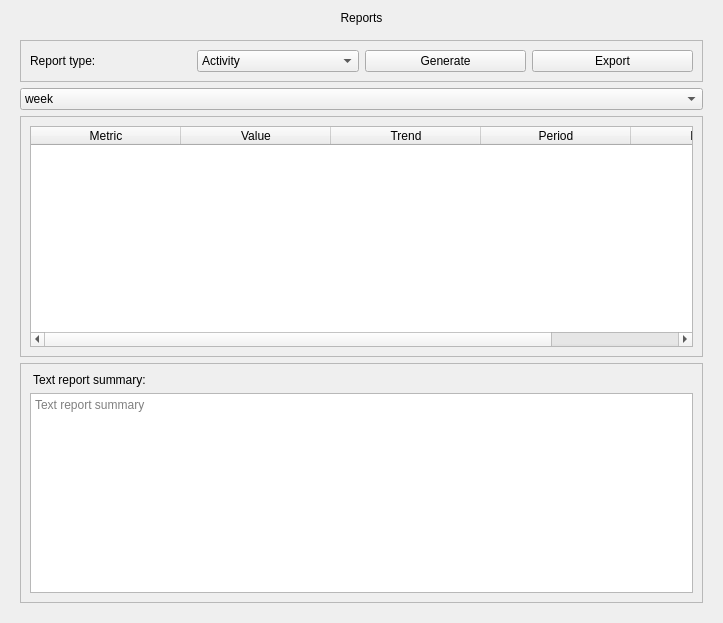
First picture: the form in admin_panel/views/ui/ReportsView.ui, repository Magdalena52772/Booktrack, before the edit.
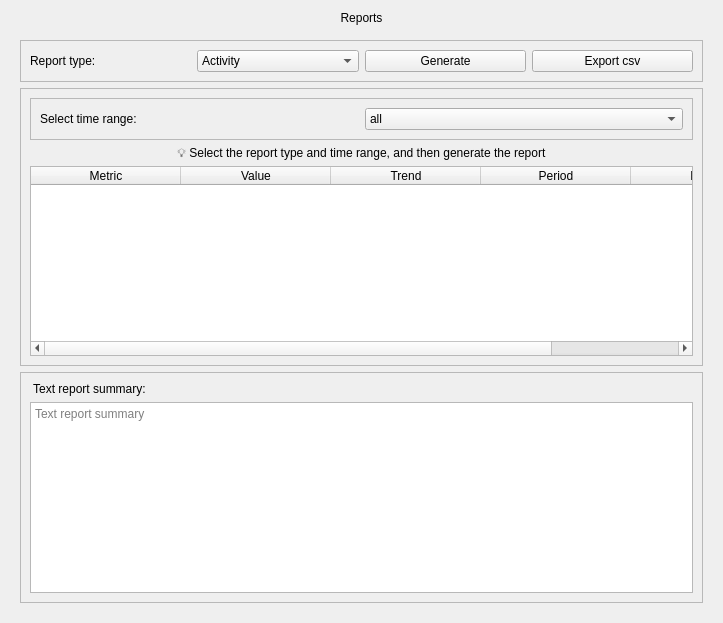
Second picture: the form after the edit. Icons and pictures are not drawn.

Patch:
```diff
--- a/admin_panel/views/ui/ReportsView.ui
+++ b/admin_panel/views/ui/ReportsView.ui
@@ -10,6 +10,12 @@
     <height>623</height>
    </rect>
   </property>
+  <property name="minimumSize">
+   <size>
+    <width>0</width>
+    <height>0</height>
+   </size>
+  </property>
   <property name="windowTitle">
    <string>Form</string>
   </property>
@@ -91,7 +97,7 @@
          <item>
           <widget class="QPushButton" name="btn_export">
            <property name="text">
-            <string>Export</string>
+            <string>Export csv</string>
            </property>
            <property name="icon">
             <iconset>
@@ -105,25 +111,6 @@
         </layout>
        </widget>
       </item>
-      <item>
-       <widget class="QComboBox" name="comboBox">
-        <item>
-         <property name="text">
-          <string>week</string>
-         </property>
-        </item>
-        <item>
-         <property name="text">
-          <string>month</string>
-         </property>
-        </item>
-        <item>
-         <property name="text">
-          <string>year</string>
-         </property>
-        </item>
-       </widget>
-      </item>
       <item>
        <widget class="QFrame" name="frame_table">
         <property name="minimumSize">
@@ -139,6 +126,71 @@
          <enum>QFrame::Shadow::Raised</enum>
         </property>
         <layout class="QVBoxLayout" name="verticalLayout_4">
+         <item>
+          <widget class="QFrame" name="frame_time">
+           <property name="minimumSize">
+            <size>
+             <width>0</width>
+             <height>0</height>
+            </size>
+           </property>
+           <property name="frameShape">
+            <enum>QFrame::Shape::StyledPanel</enum>
+           </property>
+           <property name="frameShadow">
+            <enum>QFrame::Shadow::Raised</enum>
+           </property>
+           <layout class="QHBoxLayout" name="horizontalLayout_2">
+            <item>
+             <widget class="QLabel" name="lbl_desc1">
+              <property name="maximumSize">
+               <size>
+                <width>16777215</width>
+                <height>16777215</height>
+               </size>
+              </property>
+              <property name="text">
+               <string>Select time range:</string>
+              </property>
+             </widget>
+            </item>
+            <item>
+             <widget class="QComboBox" name="cb_time">
+              <item>
+               <property name="text">
+                <string>all</string>
+               </property>
+              </item>
+              <item>
+               <property name="text">
+                <string>week</string>
+               </property>
+              </item>
+              <item>
+               <property name="text">
+                <string>month</string>
+               </property>
+              </item>
+              <item>
+               <property name="text">
+                <string>year</string>
+               </property>
+              </item>
+             </widget>
+            </item>
+           </layout>
+          </widget>
+         </item>
+         <item>
+          <widget class="QLabel" name="lbl_info1">
+           <property name="text">
+            <string>💡 Select the report type and time range, and then generate the report</string>
+           </property>
+           <property name="alignment">
+            <set>Qt::AlignmentFlag::AlignCenter</set>
+           </property>
+          </widget>
+         </item>
          <item>
           <widget class="QTableWidget" name="table_reports">
            <property name="editTriggers">
```
